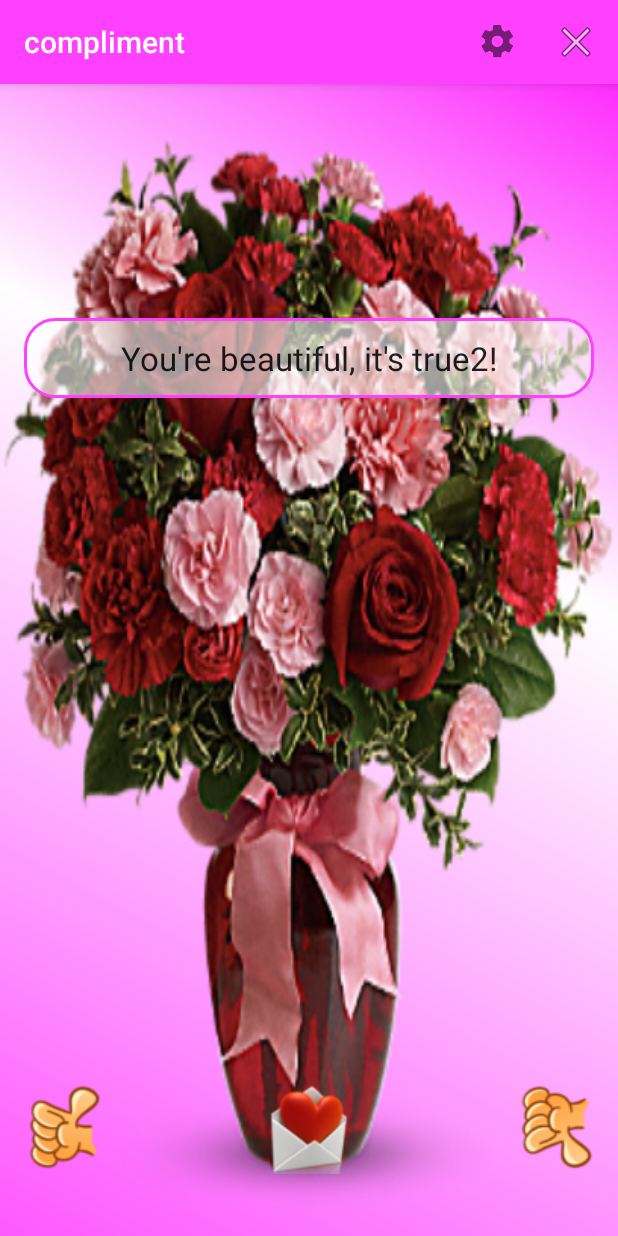
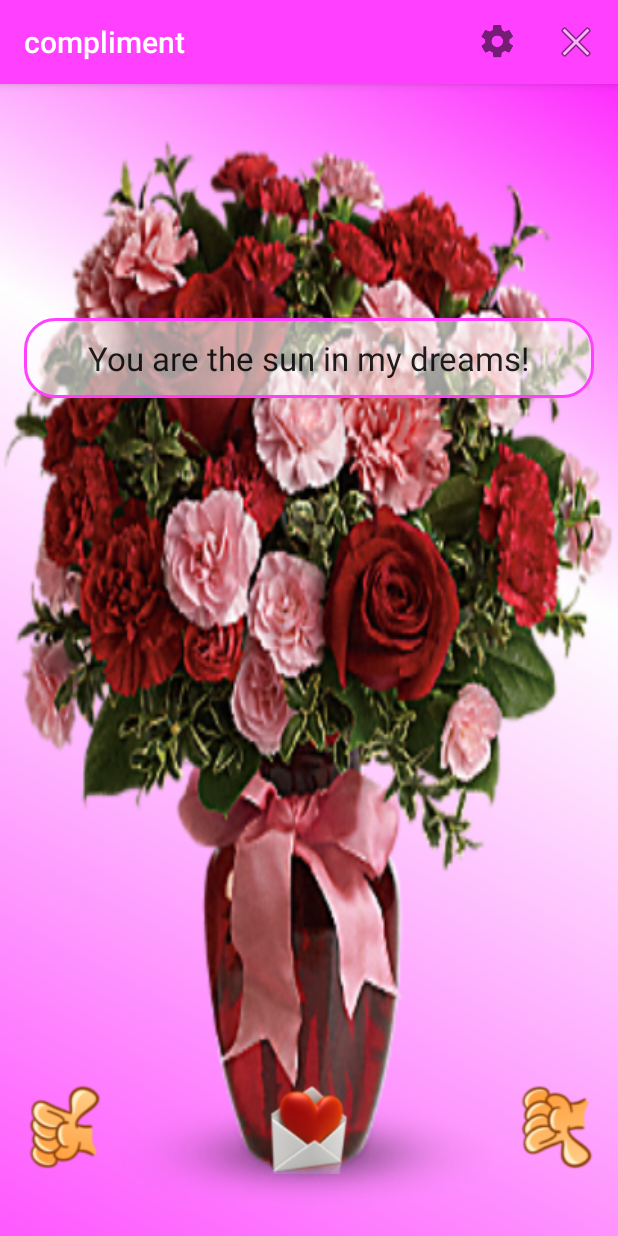
Before and after one commit to MeLean/GentleService, an Android app: the ComplimentActivity screen opened directly, with no data from a screen before it, on a phone screen of 412 x 824 dp. Run offline under Robolectric (Android 15) with nearby library versions, the phone set to English and light mode, and no system bars; our stand-ins replace AdMob.

```diff
--- a/GentleCompliments/src/main/AndroidManifest.xml
+++ b/GentleCompliments/src/main/AndroidManifest.xml
@@ -82,7 +82,9 @@
 
         <receiver android:name=".services.GentleSystemActionReceiver"
             android:enabled="true"
-            android:process=":remote"><!--android:exported="false"-->
+            android:process=":remote"
+            android:exported="true"
+            ><!--android:exported="false"-->
             <intent-filter>
                 <action android:name="android.intent.action.LOCALE_CHANGED" />
                 <action android:name="android.intent.action.BOOT_COMPLETED" />
--- a/GentleCompliments/src/main/java/com/meline/gentleservice/api/database/AsyncTaskManageDbAfterLocaleChanges.java
+++ b/GentleCompliments/src/main/java/com/meline/gentleservice/api/database/AsyncTaskManageDbAfterLocaleChanges.java
@@ -3,7 +3,7 @@ package com.meline.gentleservice.api.database;
 import android.content.Context;
 import android.content.Intent;
 import android.os.AsyncTask;
-import android.util.Log;
+import android.os.Build;
 
 import com.meline.gentleservice.R;
 import com.meline.gentleservice.services.GentleSystemActionReceiver;
@@ -39,6 +39,9 @@ public class AsyncTaskManageDbAfterLocaleChanges extends AsyncTask<Context, Void
     private static void broadcastManageLoacaleChangesAction(Context context) {
         Intent intent = new Intent();
         intent.setAction(GentleSystemActionReceiver.ACTION_MANAGE_AFTER_LOCALE_CHANGED);
+        if (Build.VERSION.SDK_INT >= Build.VERSION_CODES.HONEYCOMB_MR1) {
+            intent.setFlags(Intent.FLAG_INCLUDE_STOPPED_PACKAGES);
+        }
         context.sendBroadcast(intent);
     }
 }
--- a/GentleCompliments/src/main/java/com/meline/gentleservice/ProjectConstants.java
+++ b/GentleCompliments/src/main/java/com/meline/gentleservice/constants/ProjectConstants.java
@@ -1,4 +1,4 @@
-package com.meline.gentleservice;
+package com.meline.gentleservice.constants;
 
 
 public class ProjectConstants {
--- a/GentleCompliments/src/main/java/com/meline/gentleservice/services/AlarmsProvider.java
+++ b/GentleCompliments/src/main/java/com/meline/gentleservice/services/AlarmsProvider.java
@@ -8,9 +8,6 @@ import android.content.Intent;
 import android.content.pm.PackageManager;
 import android.os.Build;
 import android.support.v4.content.WakefulBroadcastReceiver;
-import android.util.Log;
-
-import java.util.Date;
 
 /**
  * When the alarm fires, this WakefulBroadcastReceiver receives the broadcast Intent
--- a/GentleCompliments/src/main/java/com/meline/gentleservice/services/GentleSystemActionReceiver.java
+++ b/GentleCompliments/src/main/java/com/meline/gentleservice/services/GentleSystemActionReceiver.java
@@ -3,9 +3,8 @@ package com.meline.gentleservice.services;
 import android.content.BroadcastReceiver;
 import android.content.Context;
 import android.content.Intent;
-import android.util.Log;
 
-import com.meline.gentleservice.ProjectConstants;
+import com.meline.gentleservice.constants.ProjectConstants;
 import com.meline.gentleservice.R;
 import com.meline.gentleservice.api.database.AsyncTaskManageDbAfterLocaleChanges;
 import com.meline.gentleservice.ui.activities.ComplimentActivity;
@@ -18,6 +17,7 @@ public class GentleSystemActionReceiver extends BroadcastReceiver {
     @Override
     public void onReceive(Context context, Intent intent) {
         String action = intent.getAction();
+        //Log.d("AppDebug","got action:" + action);
 
         switch (action) {
             case Intent.ACTION_LOCALE_CHANGED:
@@ -32,7 +32,7 @@ public class GentleSystemActionReceiver extends BroadcastReceiver {
 
             case ACTION_MANAGE_AFTER_LOCALE_CHANGED:
                 //Log.d("AppDebug", "GentleSystemActionReceiver get ACTION_MANAGE_AFTER_LOCALE_CHANGED");
-                handleAction(context);
+                manageAction(context);
                 break;
 
             default:
@@ -53,11 +53,11 @@ public class GentleSystemActionReceiver extends BroadcastReceiver {
 
         //to insure we get the fireAtMilliseconds one second less
         if(fireAtMilliseconds - 1000 > System.currentTimeMillis()){
-            //Log.d("AppDebug","GentleSystemActionReceiver ACTION_BOOT_COMPLETED must wait more");
+            //Log.d("AppDebug","GentleSystemActionReceiver must wait more");
             AlarmsProvider alarmsProvider = new AlarmsProvider();
             alarmsProvider.setAlarm(context, fireAtMilliseconds);
         } else {
-            //Log.d("AppDebug","GentleSystemActionReceiver ACTION_BOOT_COMPLETED must should fire activity");
+            //Log.d("AppDebug","GentleSystemActionReceiver  must should fire activity");
             Intent startingCompliment = new Intent(context, ComplimentActivity.class);
             startingCompliment.setFlags(Intent.FLAG_ACTIVITY_NEW_TASK);
             context.startActivity(startingCompliment);
--- a/GentleCompliments/src/main/java/com/meline/gentleservice/ui/activities/ComplimentActivity.java
+++ b/GentleCompliments/src/main/java/com/meline/gentleservice/ui/activities/ComplimentActivity.java
@@ -28,7 +28,7 @@ import java.util.Random;
 import com.google.android.gms.ads.AdListener;
 import com.google.android.gms.ads.AdRequest;
 import com.google.android.gms.ads.InterstitialAd;
-import com.meline.gentleservice.ProjectConstants;
+import com.meline.gentleservice.constants.ProjectConstants;
 import com.meline.gentleservice.api.database.DBHelper;
 import com.meline.gentleservice.utils.CalendarUtils;
 import com.meline.gentleservice.api.objects_model.Compliment;
--- a/GentleCompliments/src/main/java/com/meline/gentleservice/ui/activities/StartActivity.java
+++ b/GentleCompliments/src/main/java/com/meline/gentleservice/ui/activities/StartActivity.java
@@ -10,16 +10,12 @@ import android.support.v7.app.ActionBarDrawerToggle;
 import android.support.v7.app.AppCompatActivity;
 import android.support.v7.widget.Toolbar;
 import android.view.MenuItem;
-import android.widget.CheckBox;
-import android.widget.CompoundButton;
 
 import com.google.android.gms.ads.AdRequest;
 import com.google.android.gms.ads.AdView;
 import com.google.android.gms.ads.MobileAds;
-import com.meline.gentleservice.ProjectConstants;
 import com.meline.gentleservice.R;
 import com.meline.gentleservice.ui.adapters.MainViewPagerAdapter;
-import com.meline.gentleservice.utils.SharedPreferencesUtils;
 
 public class StartActivity extends AppCompatActivity
         implements NavigationView.OnNavigationItemSelectedListener, ViewPager.OnPageChangeListener {
--- a/GentleCompliments/src/main/java/com/meline/gentleservice/ui/fragments/AddNewComplimentFragment.java
+++ b/GentleCompliments/src/main/java/com/meline/gentleservice/ui/fragments/AddNewComplimentFragment.java
@@ -5,11 +5,9 @@ import android.content.Context;
 import android.os.Bundle;
 import android.support.design.widget.FloatingActionButton;
 import android.support.v4.app.Fragment;
-import android.view.KeyEvent;
 import android.view.LayoutInflater;
 import android.view.View;
 import android.view.ViewGroup;
-import android.view.inputmethod.InputMethodManager;
 import android.widget.EditText;
 import android.widget.Toast;
 
@@ -19,9 +17,6 @@ import com.meline.gentleservice.api.objects_model.Compliment;
 import com.meline.gentleservice.utils.SoftInputManager;
 
 import java.sql.SQLException;
-
-import static android.content.Context.INPUT_METHOD_SERVICE;
-
 
 /**
  * A simple {@link Fragment} subclass.
--- a/GentleCompliments/src/main/java/com/meline/gentleservice/ui/fragments/ComplimentSetupFragment.java
+++ b/GentleCompliments/src/main/java/com/meline/gentleservice/ui/fragments/ComplimentSetupFragment.java
@@ -9,7 +9,6 @@ import android.support.v4.app.Fragment;
 import android.support.v4.content.ContextCompat;
 import android.support.v7.app.AppCompatActivity;
 import android.text.InputType;
-import android.util.Log;
 import android.view.Gravity;
 import android.view.LayoutInflater;
 import android.view.View;
@@ -26,7 +25,7 @@ import android.widget.Spinner;
 import android.widget.TextView;
 import android.widget.Toast;
 
-import com.meline.gentleservice.ProjectConstants;
+import com.meline.gentleservice.constants.ProjectConstants;
 import com.meline.gentleservice.R;
 import com.meline.gentleservice.ui.activities.ComplimentActivity;
 import com.meline.gentleservice.ui.fragments.dialogs.TimePickerFragment;
--- a/GentleCompliments/src/main/java/com/meline/gentleservice/ui/fragments/LikeHatedComplimentFragment.java
+++ b/GentleCompliments/src/main/java/com/meline/gentleservice/ui/fragments/LikeHatedComplimentFragment.java
@@ -1,8 +1,6 @@
 package com.meline.gentleservice.ui.fragments;
 
-
 import android.app.Activity;
-import android.content.Context;
 import android.content.DialogInterface;
 import android.os.Bundle;
 import android.support.v4.app.Fragment;
--- a/GentleCompliments/src/main/java/com/meline/gentleservice/utils/RuntimePermissionAssistant.java
+++ b/GentleCompliments/src/main/java/com/meline/gentleservice/utils/RuntimePermissionAssistant.java
@@ -1,6 +1,5 @@
 package com.meline.gentleservice.utils;
 
-import android.Manifest;
 import android.annotation.TargetApi;
 import android.app.Activity;
 import android.content.Context;
--- a/GentleCompliments/src/main/java/com/meline/gentleservice/utils/SchedulingUtils.java
+++ b/GentleCompliments/src/main/java/com/meline/gentleservice/utils/SchedulingUtils.java
@@ -1,13 +1,11 @@
 package com.meline.gentleservice.utils;
 
 import android.content.Context;
-import android.util.Log;
 
-import com.meline.gentleservice.ProjectConstants;
+import com.meline.gentleservice.constants.ProjectConstants;
 import com.meline.gentleservice.R;
 import com.meline.gentleservice.services.AlarmsProvider;
 
-import java.util.Date;
 import java.util.Random;
 
 public class SchedulingUtils {
--- a/GentleCompliments/src/main/res/values/strings.xml
+++ b/GentleCompliments/src/main/res/values/strings.xml
@@ -71,7 +71,55 @@
 
     <string-array name="compliments_array">
         <item>"You're beautiful, it's true!"</item>
-        <item>"You're beautiful, it's true2!"</item>
+        <item>"For me your smile is like the sunrise for the flowers!"</item>
+        <item>"Your beauty left me breathless!"</item>
+        <item>"You are more beautiful than the roses, because the roses have thorns!"</item>
+        <item>"If I have to say how much I love you from one to ten I would say thirteen"</item>
+        <item>"God has created you to show that he can do wonders!"</item>
+        <item>"Without you I feel half a person!"</item>
+        <item>"Forever is not enough to love you!"</item>
+        <item>"Without you, I see no reason to live!"</item>
+        <item>"If someone gives me a penny every time I think of you, I would be a billionaire!"</item>
+        <item>"When you are around me, nothing else matters!"</item>
+        <item>"I am addicted to you and I can not stop loving you!"</item>
+        <item>"I think we will grow old together!"</item>
+        <item>"I feel grateful when I see you looking at me!"</item>
+        <item>"You look great whether you are wearing something or not!"</item>
+        <item>"You are the definition of a woman!"</item>
+        <item>"Please tell me how can I fall in love with you every time I see you!"</item>
+        <item>"I love every second spent with you!"</item>
+        <item>"I realized that when I hug you I hold the best thing!"</item>
+        <item>"I can not wait to wake up to see your face!"</item>
+        <item>"You are beautiful in a million different ways!"</item>
+        <item>"All I want in life is you!"</item>
+        <item>"You are so unique!"</item>
+        <item>"You are the best version of yourself!"</item>
+        <item>"You are the best woman that someone might want!"</item>
+        <item>"I wish I was half as good as you!"</item>
+        <item>"If you ask me what I like most about you. I will answer EVERYTHING!"</item>
+        <item>"You give the best ideas!"</item>
+        <item>"Everything looks good when you are wearing it!"</item>
+        <item>"You should be tired because you are constantly running through my mind!"</item>
+        <item>"I will freeze not due to sickness, but because I am stunned by your beauty!"</item>
+        <item>"You have two of the most beautiful hands I have ever seen!"</item>
+        <item>"You are sweeter than a huge bucket of chocolate!"</item>
+        <item>"Is it so hot in here or I am just getting hot when you are around!"</item>
+        <item>"Being fabulous is so difficult, but you are doing so great!"</item>
+        <item>"Your smile can illuminate the whole universe!"</item>
+        <item>"You are the sun in my dreams!"</item>
+        <item>"It is impossible to think of a compliment  worthy  enough for you!"</item>
+        <item>"Without you I am like shoe ties without shoes and like a sentence without spaces!"</item>
+        <item>"Your voice is music to my ears!"</item>
+        <item>"I need you more than air!"</item>
+        <item>"You deserve all the compliments in the world!"</item>
+        <item>"The world would be a better place if more people were like you!"</item>
+        <item>"The flowers smell better when they are in your hand!"</item>
+        <item>"You are my reason to feel love!"</item>
+        <item>"You are more pleasant than a fairy tale with a happy ending!"</item>
+        <item>"Let me be your hero, for you I am ready to die in battle!"</item>
+        <item>"I can not take my eyes off of you!"</item>
+        <item>"Your smile shines brighter than a diamond!"</item>
+        <item>"You took my heart and my thoughts. Please take care of them well!"</item>
     </string-array>
 
     <string name="service_restarted">has been restarted</string>
```
Also changed, not shown: GentleCompliments/src/main/java/com/meline/gentleservice/services/GentleSchedulingService.java (+0 -12 lines), 4 other files.
